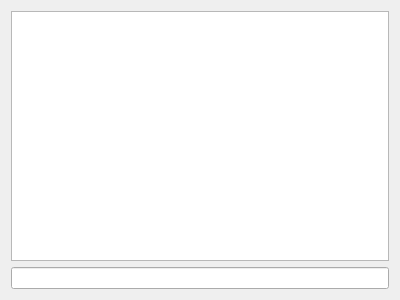
Old version of the form consolewidget.ui in the repository huseyinkozan/PiSiDo.
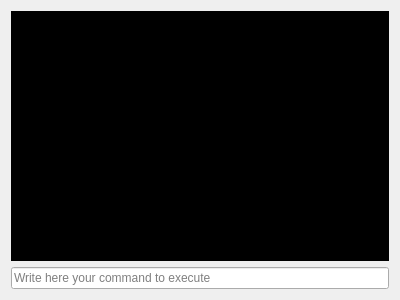
New version of the form.

The edit to the form file:
```diff
--- a/consolewidget.ui
+++ b/consolewidget.ui
@@ -22,8 +22,10 @@
        <pointsize>10</pointsize>
       </font>
      </property>
-     <property name="focusPolicy">
-      <enum>Qt::NoFocus</enum>
+     <property name="styleSheet">
+      <string notr="true">QTextEdit 
+{background-color: black;
+color : white;}</string>
      </property>
      <property name="readOnly">
       <bool>true</bool>
@@ -42,6 +44,9 @@
      <property name="focusPolicy">
       <enum>Qt::WheelFocus</enum>
      </property>
+     <property name="placeholderText">
+      <string>Write here your command to execute</string>
+     </property>
     </widget>
    </item>
   </layout>
```
Left out of the diff: 2 changed lines with no effect on the pictures.
